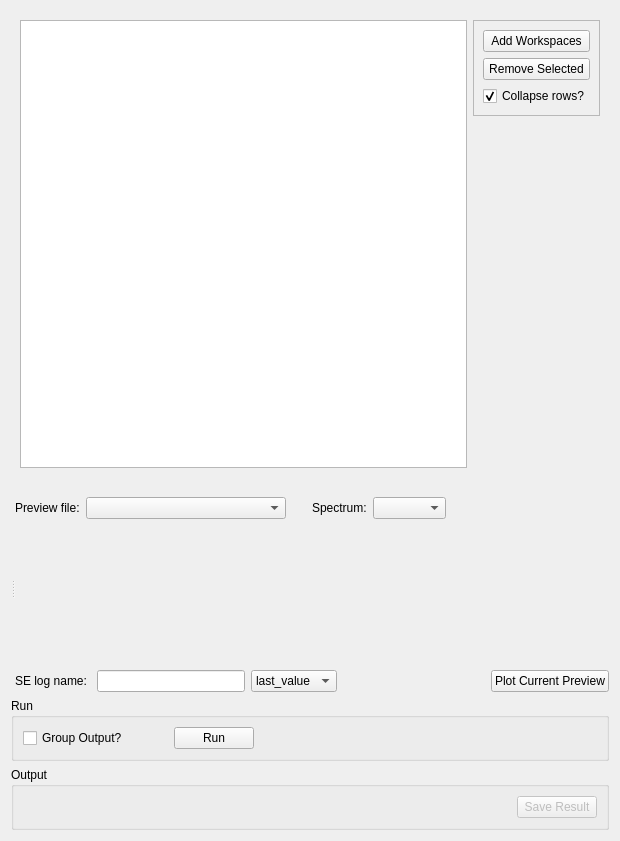
Qt form qt/scientific_interfaces/Inelastic/Manipulation/InelasticDataManipulationElwinTab.ui (mantidproject/mantid) before a commit.
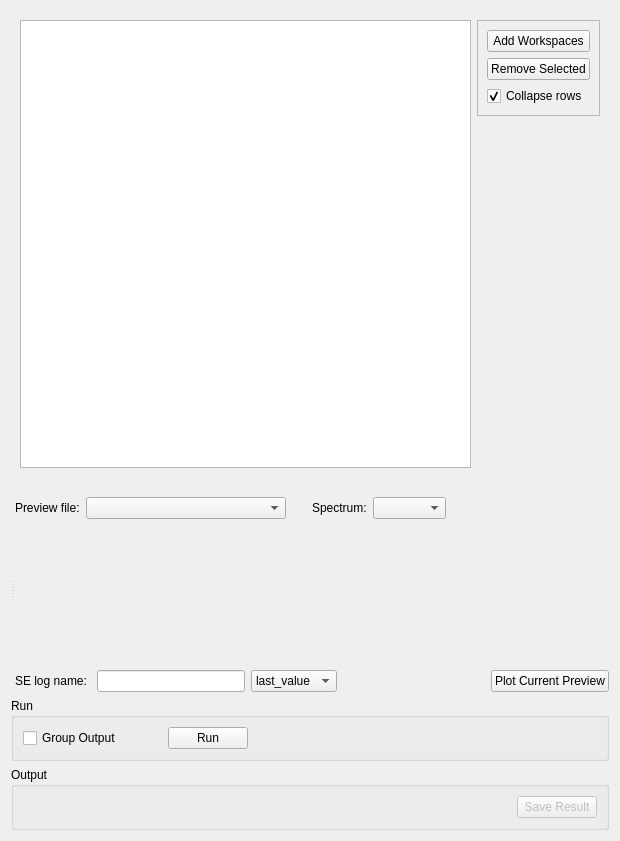
The same form after that commit. Custom widgets are drawn as their Qt base class.

Commit message: remove question marks from ui

The edit to the form file:
```diff
--- a/qt/scientific_interfaces/Inelastic/Manipulation/InelasticDataManipulationElwinTab.ui
+++ b/qt/scientific_interfaces/Inelastic/Manipulation/InelasticDataManipulationElwinTab.ui
@@ -292,7 +292,7 @@
       <item>
        <widget class="QCheckBox" name="ckGroupOutput">
         <property name="text">
-         <string>Group Output?</string>
+         <string>Group Output</string>
         </property>
        </widget>
       </item>
@@ -423,7 +423,7 @@
             <bool>true</bool>
            </property>
            <property name="text">
-            <string>Collapse rows?</string>
+            <string>Collapse rows</string>
            </property>
            <property name="checked">
             <bool>true</bool>
```
